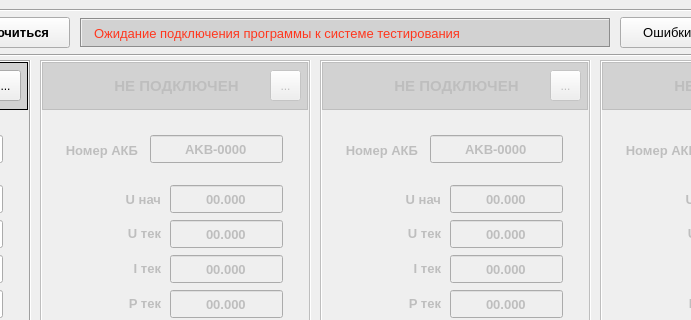
This is ui/main.ui in sergeycccv/battery_modbus as Qt 5 draws it before an edit; both pictures show x 250 to 941 and y 0 to 320 of the 1130 by 601 pixel window. The edited form follows.
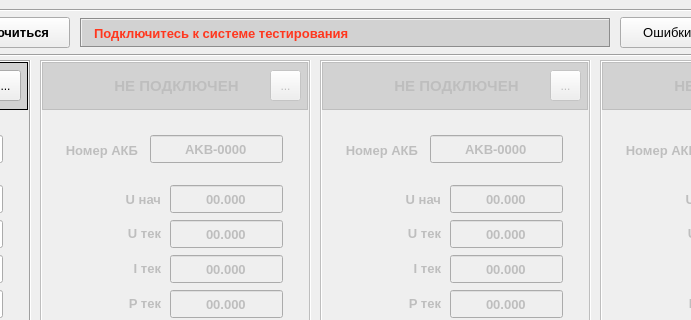
This is the edited form. Icons and pictures are not drawn.

What changed in the file:
```diff
--- a/ui/main.ui
+++ b/ui/main.ui
@@ -856,6 +856,9 @@
      </property>
     </widget>
     <widget class="QLabel" name="lbl_messages">
+     <property name="enabled">
+      <bool>true</bool>
+     </property>
      <property name="geometry">
       <rect>
        <x>320</x>
@@ -867,7 +870,7 @@
      <property name="font">
       <font>
        <pointsize>10</pointsize>
-       <bold>false</bold>
+       <bold>true</bold>
       </font>
      </property>
      <property name="frameShape">
@@ -877,7 +880,7 @@
       <enum>QFrame::Shadow::Sunken</enum>
      </property>
      <property name="text">
-      <string>Ожидание подключения программы к системе тестирования</string>
+      <string>Подключитесь к системе тестирования</string>
      </property>
     </widget>
     <widget class="QPushButton" name="btn_logs">
```
